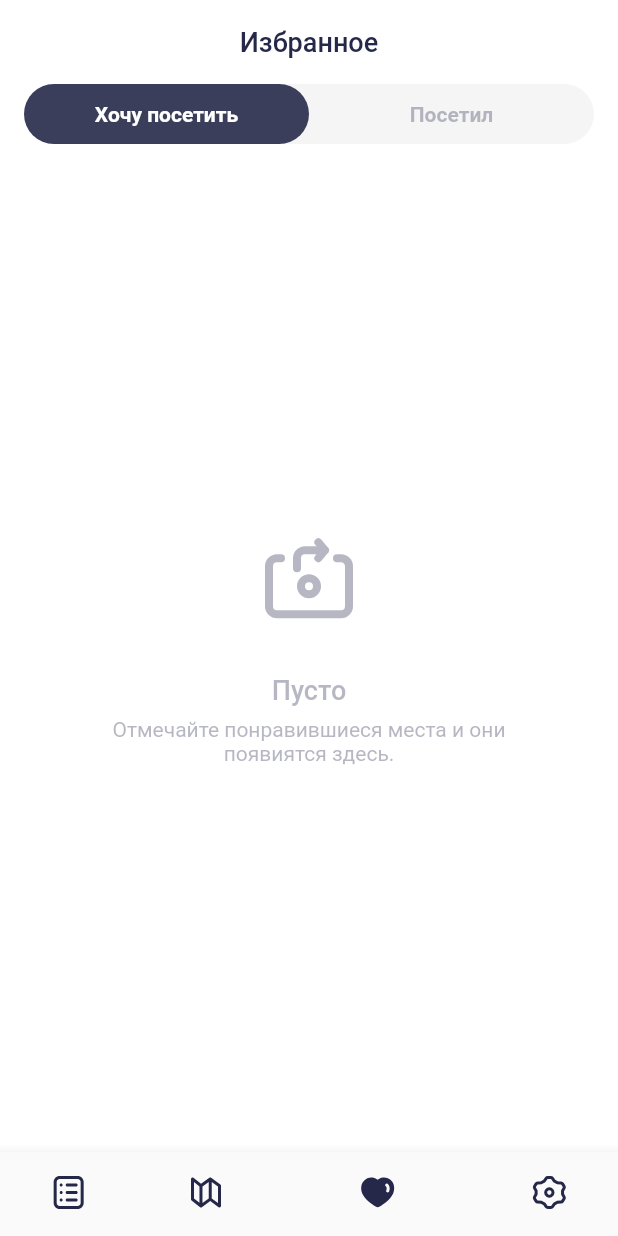
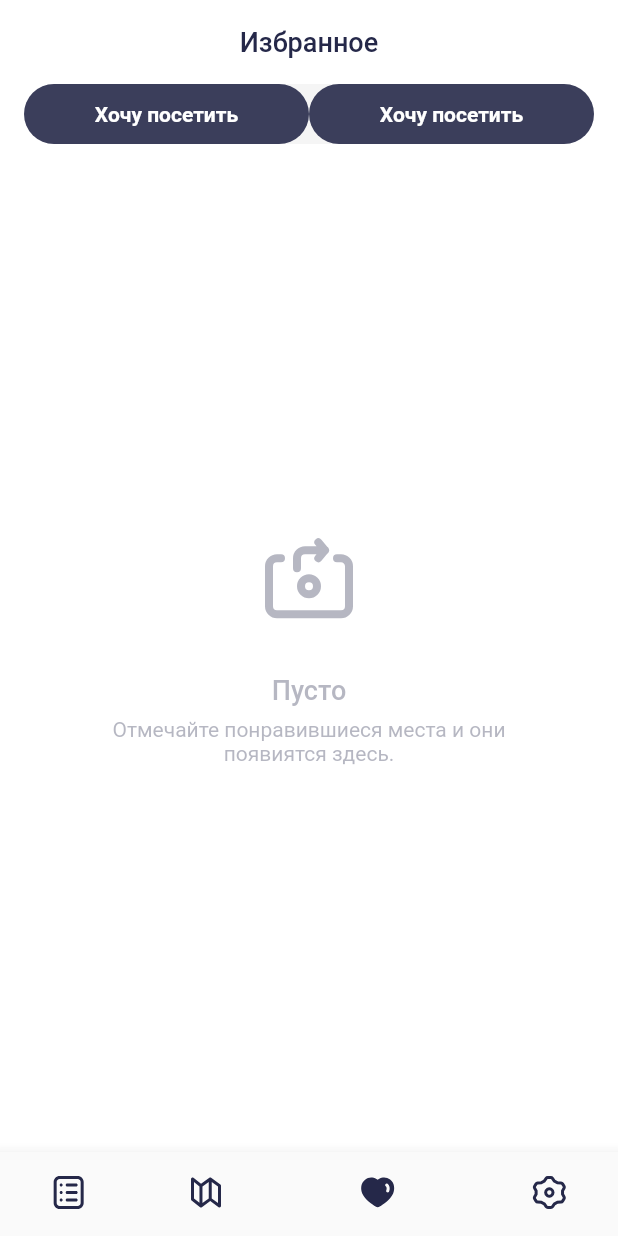
Before and after one commit to karabanovbs/surf_flutter_course, a Flutter app: the VisitingScreen screen opened directly, on a phone screen of 412 x 824 dp. Run offline on Flutter 3.47's test engine with Material 2 defaults, Android fonts, the phone set to English and light mode, and no system bars; missing offline and left inert: svg_to_path_annotation; network calls fail.

Commit message:
[fix] by code review

```diff
--- a/lib/drawing/helpers/icon_wrapper.dart
+++ b/lib/drawing/helpers/icon_wrapper.dart
@@ -1,5 +1,7 @@
 import 'package:flutter/widgets.dart';
 
+/// Widget for compatibility any drawing resources like Image or svg custom
+/// painter with [IconTheme]
 class IconWrapper extends StatelessWidget {
   final Widget child;
 
--- /dev/null
+++ b/lib/text_constans.dart
@@ -0,0 +1,12 @@
+/// Common
+
+const String empty = 'Пусто';
+
+
+/// VisitingScreen
+
+const String visitingScreenTitle = 'Избранное';
+const String visitingScreenFavTabLabel = 'Хочу посетить';
+const String visitingScreenFavHistoryTabLabel = 'Хочу посетить';
+const String visitingScreenFavNotFoundLabel = 'Отмечайте понравившиеся места и они появиятся здесь.';
+const String visitingScreenFavHistoryNotFoundLabel = 'Завершите маршрут, чтобы место попало сюда.';
--- a/lib/ui/screen/sight_card.dart
+++ b/lib/ui/screen/sight_card.dart
@@ -116,7 +116,6 @@ class SightCard extends StatelessWidget {
           FractionallySizedBox(
             widthFactor: 0.5,
             child: Container(
-              color: Color(0xffC4C4C4),
               margin: const EdgeInsets.only(bottom: 2),
               child: Text(
                 sight.name,
--- a/lib/ui/screen/visiting_screen.dart
+++ b/lib/ui/screen/visiting_screen.dart
@@ -3,6 +3,7 @@ import 'package:flutter/widgets.dart';
 import 'package:places/domain/sight.dart';
 import 'package:places/drawing/drawing.dart';
 import 'package:places/mocks.dart';
+import 'package:places/text_constans.dart';
 import 'package:places/theme/colors.dart';
 import 'package:places/theme/typography.dart';
 import 'package:places/ui/screen/sight_card.dart';
@@ -19,7 +20,7 @@ class VisitingScreen extends StatelessWidget {
           backgroundColor: AppColorsWhite.white,
           elevation: 0,
           title: Text(
-            'Избранное',
+            visitingScreenTitle,
             style: TextStyle(
               fontSize: 18,
               color: AppColorsWhite.main,
@@ -31,8 +32,8 @@ class VisitingScreen extends StatelessWidget {
               padding: const EdgeInsets.symmetric(horizontal: 16),
               child: _VisitingTabBar(
                 tabs: [
-                  'Хочу посетить',
-                  'Посетил',
+                  visitingScreenFavTabLabel,
+                  visitingScreenFavHistoryTabLabel,
                 ],
               ),
             ),
@@ -40,12 +41,22 @@ class VisitingScreen extends StatelessWidget {
         ),
         body: TabBarView(
           children: [
-            _FavoriteTab(
-                // sights: mocks,
-                ),
-            _FavoriteCompleteTab(
-                // sights: mocks,
-                ),
+            _TabCardsList(
+              // sights: mocks,
+              cardBuilder: (sight) {
+                return FavoriteSightCard(
+                  sight: sight,
+                );
+              },
+            ),
+            _TabCardsList(
+              // sights: mocks,
+              cardBuilder: (sight) {
+                return FavoriteHistorySightCard(
+                  sight: sight,
+                );
+              },
+            ),
           ],
         ),
         bottomNavigationBar: AppBottomNavBar(
@@ -135,12 +146,14 @@ class __VisitingTabBarState extends State<_VisitingTabBar> {
   }
 }
 
-class _FavoriteTab extends StatelessWidget {
+class _TabCardsList extends StatelessWidget {
   final List<Sight> sights;
+  final Widget Function(Sight sight) cardBuilder;
 
-  const _FavoriteTab({
+  const _TabCardsList({
     Key key,
     this.sights = const [],
+    @required this.cardBuilder,
   }) : super(key: key);
 
   @override
@@ -157,9 +170,7 @@ class _FavoriteTab extends StatelessWidget {
                       right: bodyPaddingRight,
                       left: bodyPaddingLeft,
                       bottom: cardPaddingBottom),
-                  child: FavoriteSightCard(
-                    sight: sight,
-                  ),
+                  child: cardBuilder(sight),
                 )
             ],
           ),
@@ -168,46 +179,7 @@ class _FavoriteTab extends StatelessWidget {
     }
     return _EmptyListPlaceholder(
       icon: CardIcon(),
-      message: 'Отмечайте понравившиеся места и они появиятся здесь.',
-    );
-  }
-}
-
-class _FavoriteCompleteTab extends StatelessWidget {
-  final List<Sight> sights;
-
-  const _FavoriteCompleteTab({
-    Key key,
-    this.sights = const [],
-  }) : super(key: key);
-
-  @override
-  Widget build(BuildContext context) {
-    if (sights.length > 0) {
-      return SingleChildScrollView(
-        child: Padding(
-          padding: const EdgeInsets.only(top: 16),
-          child: Column(
-            children: [
-              for (var sight in sights)
-                Padding(
-                  padding: const EdgeInsets.only(
-                      right: bodyPaddingRight,
-                      left: bodyPaddingLeft,
-                      bottom: cardPaddingBottom),
-                  child: FavoriteHistorySightCard(
-                    sight: sight,
-                  ),
-                )
-            ],
-          ),
-        ),
-      );
-    }
-
-    return _EmptyListPlaceholder(
-      icon: GoIcon(),
-      message: 'Завершите маршрут, чтобы место попало сюда.',
+      message: visitingScreenFavNotFoundLabel,
     );
   }
 }
@@ -242,7 +214,7 @@ class _EmptyListPlaceholder extends StatelessWidget {
             height: 32,
           ),
           Text(
-            'Пусто',
+            empty,
             style: visitingScreenEmptyLabel,
           ),
           SizedBox(
```
